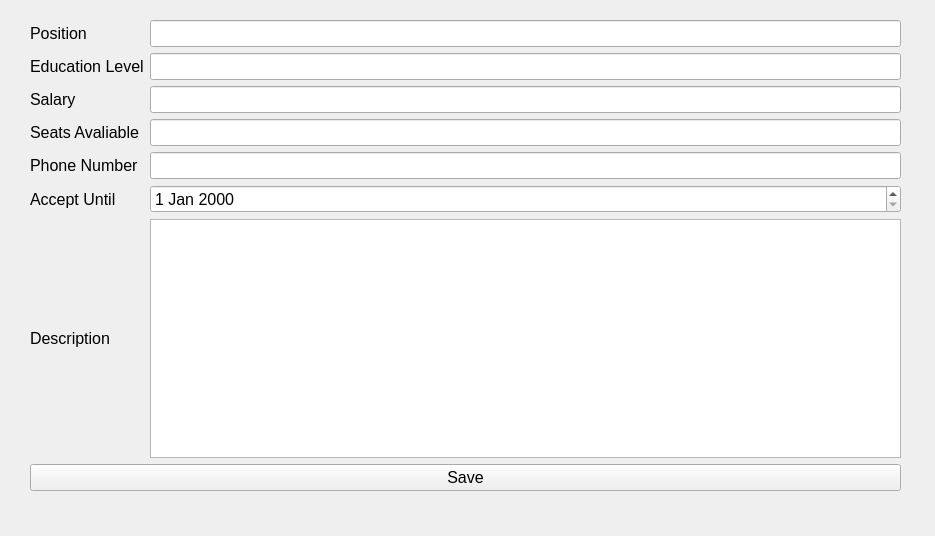
This is jobedit.ui in santabou/JobMatch as Qt 5 draws it before an edit. The edited form follows.
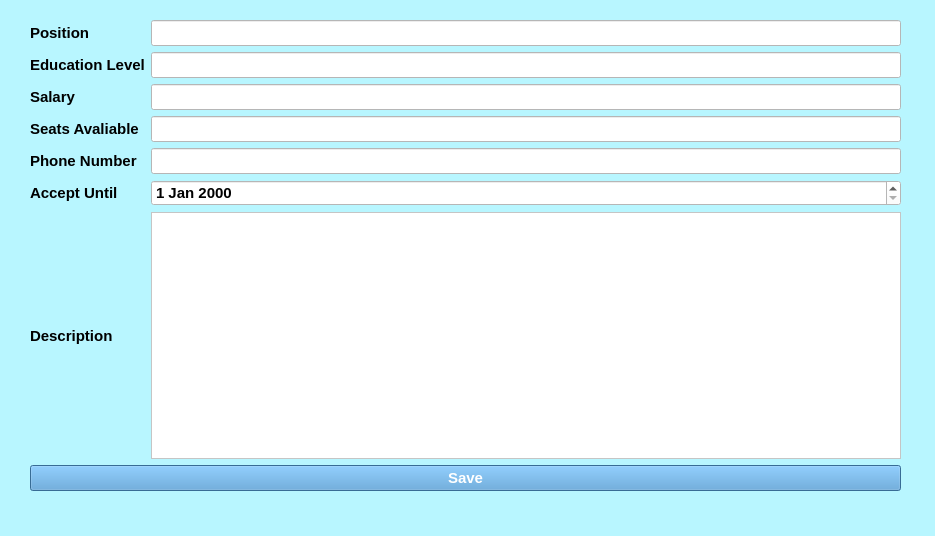
This is the edited form.

```diff
--- a/jobedit.ui
+++ b/jobedit.ui
@@ -13,6 +13,10 @@
   <property name="windowTitle">
    <string>Form</string>
   </property>
+  <property name="styleSheet">
+   <string notr="true">background-color: rgb(184, 246, 255);
+font: 700 11pt &quot;Segoe UI&quot;;</string>
+  </property>
   <widget class="QWidget" name="verticalLayoutWidget">
    <property name="geometry">
     <rect>
@@ -29,7 +33,10 @@
        <widget class="QLabel" name="label_6">
         <property name="font">
          <font>
-          <pointsize>12</pointsize>
+          <family>Segoe UI</family>
+          <pointsize>11</pointsize>
+          <italic>false</italic>
+          <bold>true</bold>
          </font>
         </property>
         <property name="text">
@@ -41,9 +48,16 @@
        <widget class="QLabel" name="label_5">
         <property name="font">
          <font>
-          <pointsize>12</pointsize>
+          <family>Segoe UI</family>
+          <pointsize>11</pointsize>
+          <italic>false</italic>
+          <bold>true</bold>
          </font>
         </property>
+        <property name="styleSheet">
+         <string notr="true">background-color: rgb(184, 246, 255);
+font: 700 11pt &quot;Segoe UI&quot;;</string>
+        </property>
         <property name="text">
          <string>Seats Avaliable</string>
         </property>
@@ -53,9 +67,16 @@
        <widget class="QLabel" name="label_3">
         <property name="font">
          <font>
-          <pointsize>12</pointsize>
+          <family>Segoe UI</family>
+          <pointsize>11</pointsize>
+          <italic>false</italic>
+          <bold>true</bold>
          </font>
         </property>
+        <property name="styleSheet">
+         <string notr="true">background-color: rgb(184, 246, 255);
+font: 700 11pt &quot;Segoe UI&quot;;</string>
+        </property>
         <property name="text">
          <string>Salary</string>
         </property>
@@ -65,9 +86,16 @@
        <widget class="QLabel" name="label_2">
         <property name="font">
          <font>
-          <pointsize>12</pointsize>
+          <family>Segoe UI</family>
+          <pointsize>11</pointsize>
+          <italic>false</italic>
+          <bold>true</bold>
          </font>
         </property>
+        <property name="styleSheet">
+         <string notr="true">background-color: rgb(184, 246, 255);
+font: 700 11pt &quot;Segoe UI&quot;;</string>
+        </property>
         <property name="text">
          <string>Education Level</string>
         </property>
@@ -77,7 +105,10 @@
        <widget class="QLabel" name="label_4">
         <property name="font">
          <font>
-          <pointsize>12</pointsize>
+          <family>Segoe UI</family>
+          <pointsize>11</pointsize>
+          <italic>false</italic>
+          <bold>true</bold>
          </font>
         </property>
         <property name="text">
@@ -89,7 +120,10 @@
        <widget class="QLabel" name="label_7">
         <property name="font">
          <font>
-          <pointsize>12</pointsize>
+          <family>Segoe UI</family>
+          <pointsize>11</pointsize>
+          <italic>false</italic>
+          <bold>true</bold>
          </font>
         </property>
         <property name="text">
@@ -98,15 +132,27 @@
        </widget>
       </item>
       <item row="7" column="1">
-       <widget class="QTextEdit" name="reqedit"/>
+       <widget class="QTextEdit" name="reqedit">
+        <property name="styleSheet">
+         <string notr="true">background-color: rgb(255, 255, 255);
+color: rgb(0, 0, 0);</string>
+        </property>
+       </widget>
       </item>
       <item row="0" column="0">
        <widget class="QLabel" name="label">
         <property name="font">
          <font>
-          <pointsize>12</pointsize>
+          <family>Segoe UI</family>
+          <pointsize>11</pointsize>
+          <italic>false</italic>
+          <bold>true</bold>
          </font>
         </property>
+        <property name="styleSheet">
+         <string notr="true">background-color: rgb(184, 246, 255);
+font: 700 11pt &quot;Segoe UI&quot;;</string>
+        </property>
         <property name="text">
          <string>Position</string>
         </property>
@@ -116,54 +162,96 @@
        <widget class="QLineEdit" name="avaedit">
         <property name="font">
          <font>
-          <pointsize>12</pointsize>
+          <family>Segoe UI</family>
+          <pointsize>11</pointsize>
+          <italic>false</italic>
+          <bold>true</bold>
          </font>
         </property>
+        <property name="styleSheet">
+         <string notr="true">background-color: rgb(255, 255, 255);
+color: rgb(0, 0, 0);</string>
+        </property>
        </widget>
       </item>
       <item row="2" column="1">
        <widget class="QLineEdit" name="saledit">
         <property name="font">
          <font>
-          <pointsize>12</pointsize>
+          <family>Segoe UI</family>
+          <pointsize>11</pointsize>
+          <italic>false</italic>
+          <bold>true</bold>
          </font>
         </property>
+        <property name="styleSheet">
+         <string notr="true">background-color: rgb(255, 255, 255);
+color: rgb(0, 0, 0);</string>
+        </property>
        </widget>
       </item>
       <item row="1" column="1">
        <widget class="QLineEdit" name="eduedit">
         <property name="font">
          <font>
-          <pointsize>12</pointsize>
+          <family>Segoe UI</family>
+          <pointsize>11</pointsize>
+          <italic>false</italic>
+          <bold>true</bold>
          </font>
         </property>
+        <property name="styleSheet">
+         <string notr="true">background-color: rgb(255, 255, 255);
+color: rgb(0, 0, 0);</string>
+        </property>
        </widget>
       </item>
       <item row="6" column="1">
        <widget class="QDateEdit" name="dateedit">
         <property name="font">
          <font>
-          <pointsize>12</pointsize>
+          <family>Segoe UI</family>
+          <pointsize>11</pointsize>
+          <italic>false</italic>
+          <bold>true</bold>
          </font>
         </property>
+        <property name="styleSheet">
+         <string notr="true">background-color: rgb(255, 255, 255);
+color: rgb(0, 0, 0);</string>
+        </property>
        </widget>
       </item>
       <item row="0" column="1">
        <widget class="QLineEdit" name="posedit">
         <property name="font">
          <font>
-          <pointsize>12</pointsize>
+          <family>Segoe UI</family>
+          <pointsize>11</pointsize>
+          <italic>false</italic>
+          <bold>true</bold>
          </font>
         </property>
+        <property name="styleSheet">
+         <string notr="true">background-color: rgb(255, 255, 255);
+color: rgb(0, 0, 0);</string>
+        </property>
        </widget>
       </item>
       <item row="5" column="1">
        <widget class="QLineEdit" name="phoedit">
         <property name="font">
          <font>
-          <pointsize>12</pointsize>
+          <family>Segoe UI</family>
+          <pointsize>11</pointsize>
+          <italic>false</italic>
+          <bold>true</bold>
          </font>
         </property>
+        <property name="styleSheet">
+         <string notr="true">background-color: rgb(255, 255, 255);
+color: rgb(0, 0, 0);</string>
+        </property>
        </widget>
       </item>
      </layout>
@@ -172,9 +260,17 @@
      <widget class="QPushButton" name="savebutton">
       <property name="font">
        <font>
-        <pointsize>12</pointsize>
+        <family>Segoe UI</family>
+        <pointsize>11</pointsize>
+        <italic>false</italic>
+        <bold>true</bold>
        </font>
       </property>
+      <property name="styleSheet">
+       <string notr="true">background-color: #4E97D1;
+color: rgb(255, 255, 255);
+</string>
+      </property>
       <property name="text">
        <string>Save</string>
       </property>
```
